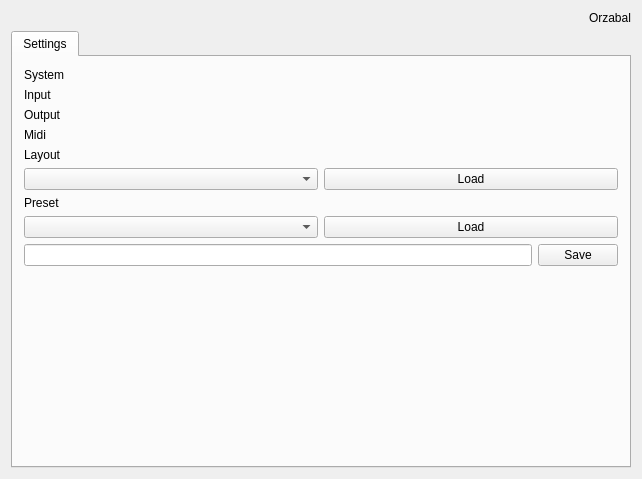
chuckfairy/Orzabal, file src/qt/MainWindow.ui: the form before one commit.
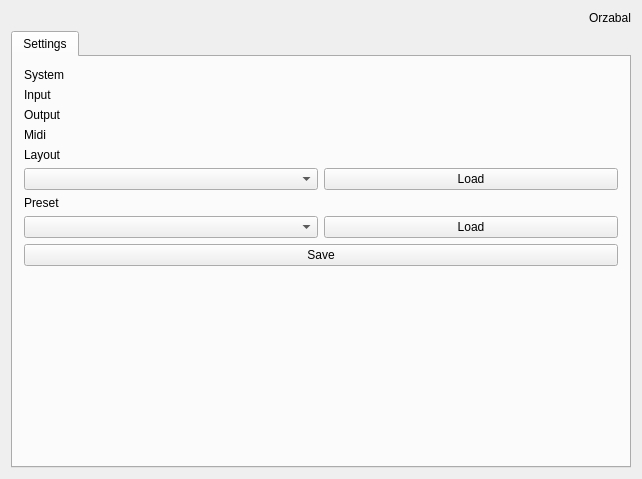
The form after the commit.

Patch:
```diff
--- a/src/qt/MainWindow.ui
+++ b/src/qt/MainWindow.ui
@@ -133,10 +133,7 @@
          </layout>
         </item>
         <item>
-         <layout class="QHBoxLayout" name="horizontalLayout">
-          <item>
-           <widget class="QLineEdit" name="save_layout_input"/>
-          </item>
+         <layout class="QHBoxLayout" name="preset_save_layout">
           <item>
            <widget class="QPushButton" name="save_layout_btn">
             <property name="text">
```
